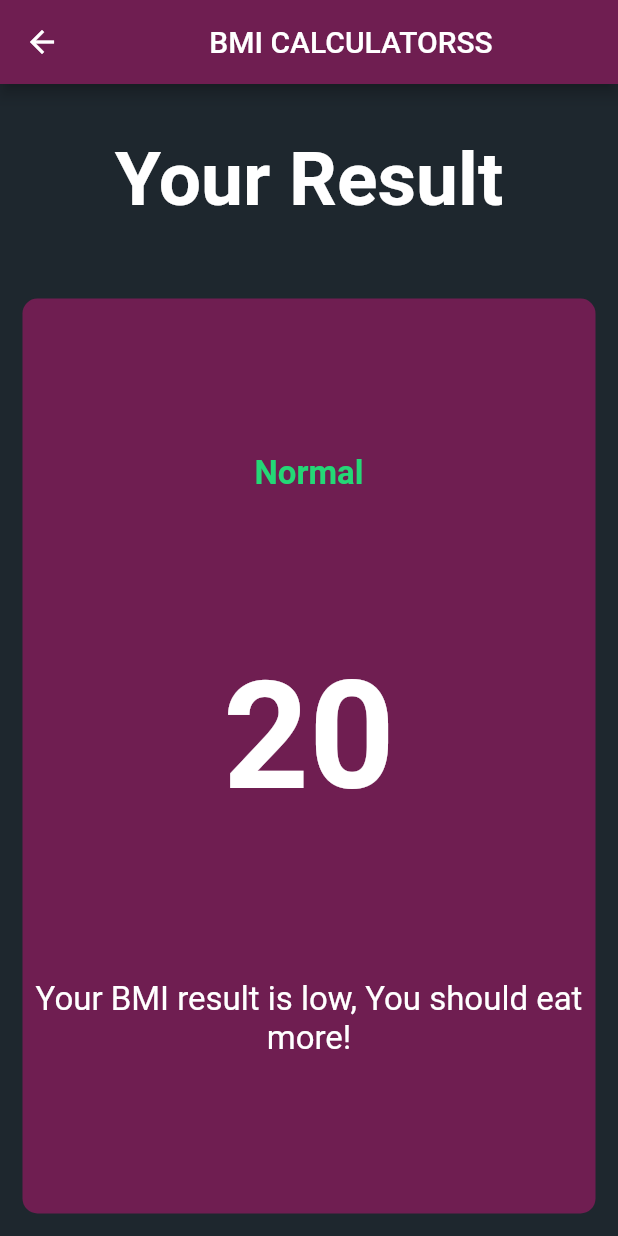
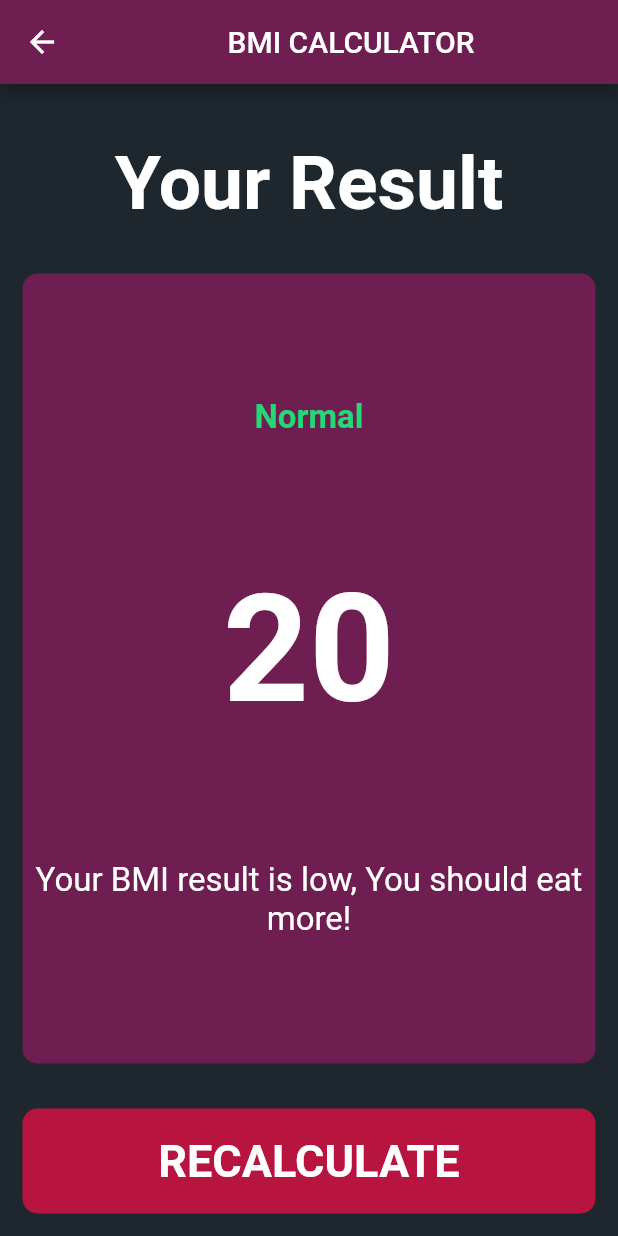
Before and after one commit to RahulMahesh62/BMI-Calculator, a Flutter app: the screen it shows after launch, after a tap on "CALCULATE", on a phone screen of 412 x 824 dp. Run offline on Flutter 3.47's test engine with Material 2 defaults, Android fonts, the phone set to English and light mode, and no system bars; our stand-ins replace font_awesome_flutter.

Commit message:
Updated some files

```diff
--- a/lib/input.dart
+++ b/lib/input.dart
@@ -4,6 +4,7 @@ import 'icon_content.dart';
 import 'reusable_card.dart';
 import 'constants.dart';
 import 'bottombtn.dart';
+import 'roundicon.dart';
 import 'result_page.dart';
 
 enum IconGender{male,female,}
@@ -200,34 +201,3 @@ class _InputPageState extends State<InputPage> {
     );
   }
 }
-
-
-class RoundIconn extends StatelessWidget {
-  RoundIconn({this.icon,@required this.onpress});
-
-  final IconData icon;
-  final Function onpress;
-
-  @override
-  Widget build(BuildContext context) {
-    return RawMaterialButton(
-      child: Icon(
-        icon,
-        color: Colors.white,
-        ),
-      onPressed: onpress,
-      shape: CircleBorder(),
-      elevation: 0.0,
-      fillColor: Color(0xff218c74),
-      constraints: BoxConstraints.tightFor(
-        width: 56.0,
-        height: 56.0,
-      ),
-    );
-  }
-}
-
-/*(){
-          Navigator.push(
-            context, MaterialPageRoute(builder: (context) => ResultsPage()));
-        },*/
--- a/lib/result_page.dart
+++ b/lib/result_page.dart
@@ -11,7 +11,7 @@ class ResultsPage extends StatelessWidget {
       appBar: AppBar(
         title: Center(
           child:
-          Text('BMI CALCULATORSS'
+          Text('BMI CALCULATOR'
           ),
         ),
       ),
@@ -21,7 +21,8 @@ class ResultsPage extends StatelessWidget {
         children: <Widget>[
           Expanded(
             child: Container(
-              alignment: Alignment.center,
+              alignment: Alignment.bottomCenter,
+              padding: EdgeInsets.all(15.0),
               child: Text('Your Result',
               style: KTitleTextStyle,
               ),
@@ -47,7 +48,12 @@ class ResultsPage extends StatelessWidget {
                     textAlign: TextAlign.center,)
                 ],
               ),),
-            )
+            ),
+            BottomButton(
+              buttonTitle: 'RECALCULATE',
+              onTap: () {
+                Navigator.pop(context);
+              } ,),
         ],
       ),
     );
--- /dev/null
+++ b/lib/roundicon.dart
@@ -0,0 +1,26 @@
+import 'package:flutter/material.dart';
+
+class RoundIconn extends StatelessWidget {
+  RoundIconn({this.icon,@required this.onpress});
+
+  final IconData icon;
+  final Function onpress;
+
+  @override
+  Widget build(BuildContext context) {
+    return RawMaterialButton(
+      child: Icon(
+        icon,
+        color: Colors.white,
+        ),
+      onPressed: onpress,
+      shape: CircleBorder(),
+      elevation: 0.0,
+      fillColor: Color(0xff218c74),
+      constraints: BoxConstraints.tightFor(
+        width: 56.0,
+        height: 56.0,
+      ),
+    );
+  }
+}
```
